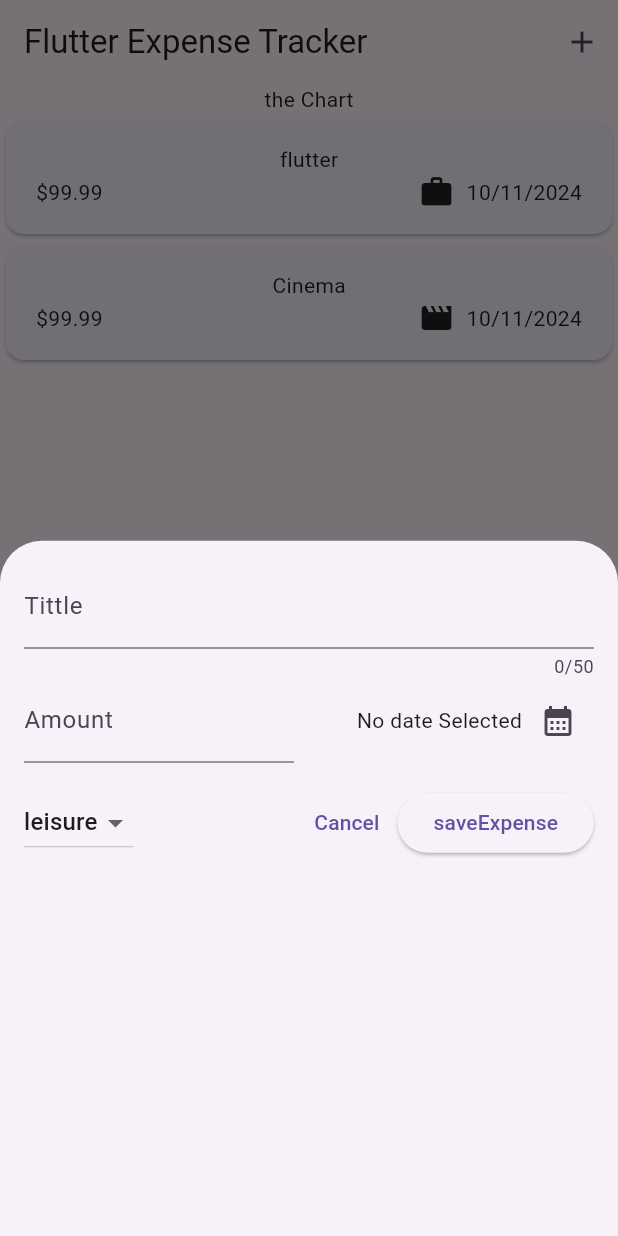
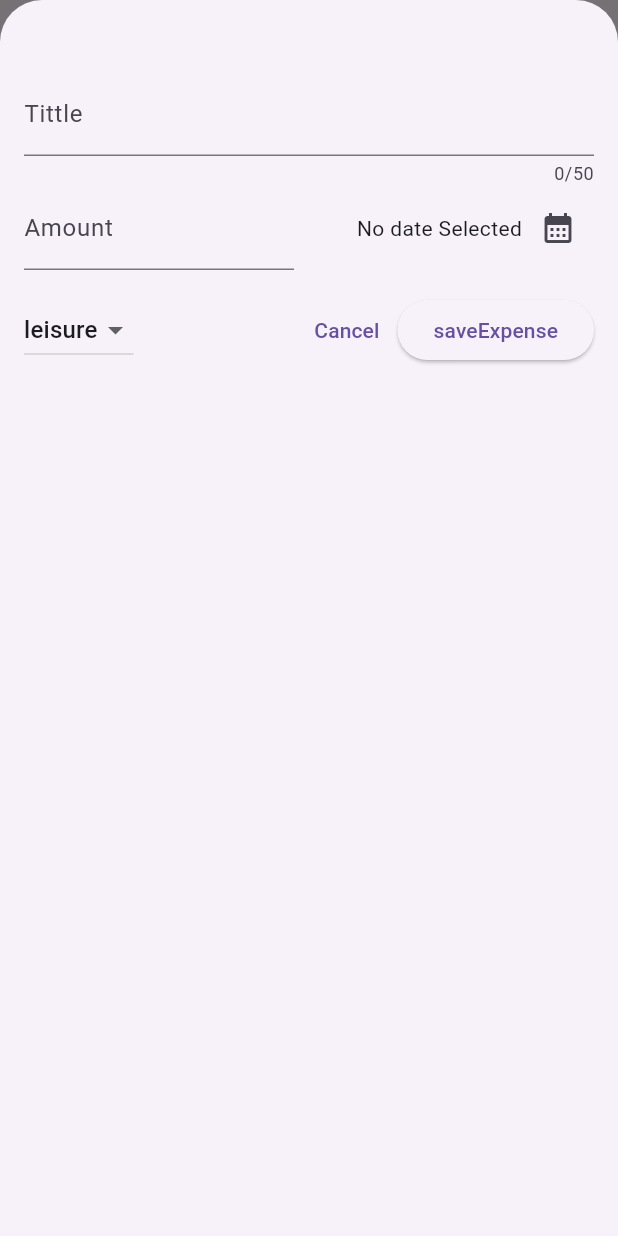
Before and after one commit to rituraj0506/ExpenseTrackerApp, a Flutter app: the screen it shows after launch, after a tap on the "add" icon, on a phone screen of 412 x 824 dp. Run offline on Flutter 3.47's test engine with Material 3 defaults, Android fonts, the phone set to English and light mode, and no system bars.

```diff
--- a/lib/widgets/expenses_list/expenses.dart
+++ b/lib/widgets/expenses_list/expenses.dart
@@ -25,6 +25,7 @@ class _ExpensesState extends State<Expenses> {
   ];
   void _openAddExpenseOverlay() {
     showModalBottomSheet(
+      isScrollControlled: true,
       context: context,
       builder: (ctx) => NewExpense(
         onAddExpense: _addExpense,
@@ -38,8 +39,42 @@ class _ExpensesState extends State<Expenses> {
     });
   }
 
+// for undo button
+  void _removeExpenses(Expense expense) {
+    final expenseIndex = _registeredExpenses.indexOf(expense);
+    setState(() {
+      _registeredExpenses.remove(expense);
+    });
+    ScaffoldMessenger.of(context).clearSnackBars();
+    ScaffoldMessenger.of(context).showSnackBar(
+      SnackBar(
+        duration: const Duration(seconds: 3),
+        content: const Text('Expense deleted'),
+        action: SnackBarAction(
+          label: 'Undo',
+          onPressed: () {
+            setState(() {
+              _registeredExpenses.insert(expenseIndex, expense);
+            });
+          },
+        ),
+      ),
+    );
+  }
+
   @override
   Widget build(BuildContext context) {
+    Widget maincontent = Center(
+      child: Text('No Widget Found Start Adding some'),
+    );
+
+    if (_registeredExpenses.isNotEmpty) {
+      maincontent = ExpensesList(
+        expenses: _registeredExpenses,
+        onRemoveExpenses: _removeExpenses,
+      );
+    }
+
     return Scaffold(
       appBar: AppBar(
         title: Text('Flutter Expense Tracker '),
@@ -53,7 +88,9 @@ class _ExpensesState extends State<Expenses> {
       body: Column(
         children: [
           Text("the Chart"),
-          Expanded(child: ExpensesList(expenses: _registeredExpenses)),
+          Expanded(
+            child: maincontent,
+          ),
         ],
       ),
     );
--- a/lib/widgets/expenses_list/expenses_list.dart
+++ b/lib/widgets/expenses_list/expenses_list.dart
@@ -3,13 +3,21 @@ import 'package:expensetracker/widgets/expenses_list/expense_item.dart';
 import 'package:flutter/material.dart';
 
 class ExpensesList extends StatelessWidget {
-  const ExpensesList({super.key, required this.expenses});
+  ExpensesList(
+      {super.key, required this.expenses, required this.onRemoveExpenses});
   final List<Expense> expenses;
+  final void Function(Expense expense) onRemoveExpenses;
   @override
   Widget build(BuildContext context) {
     return ListView.builder(
       itemCount: expenses.length,
-      itemBuilder: (ctx, index) => ExpenseItem(expenses[index]),
+      itemBuilder: (ctx, index) => Dismissible(
+        key: ValueKey(expenses[index]),
+        onDismissed: (direction) {
+          onRemoveExpenses(expenses[index]);
+        },
+        child: ExpenseItem(expenses[index]),
+      ),
     );
   }
 }
--- a/lib/widgets/expenses_list/new_expense.dart
+++ b/lib/widgets/expenses_list/new_expense.dart
@@ -1,4 +1,6 @@
 // ignore_for_file: prefer_const_constructors, prefer_const_literals_to_create_immutables
+
+
 
 import 'package:expensetracker/models/expense.dart';
 import 'package:flutter/material.dart';
@@ -29,27 +31,11 @@ class _NewExpenseState extends State<NewExpense> {
         firstDate: firstDate,
         lastDate: now);
 
-    setState(() {
-      _selectedDate = pickedDate;
-    });
-    // if (pickedDate != null) {
-    //   setState(() {
-    //     _selectedDate = pickedDate;
-    //     // Format the date and set it in the date controller
-    //     _datecontroller.text =
-    //         "${_selectedDate!.day}/${_selectedDate!.month}/${_selectedDate!.year}";
-    //   });
-    // }
-
-    //  Expanded(
-    //                   child: TextField(
-    //                     controller: _datecontroller, // Attach the controller
-    //                     decoration: InputDecoration(
-    //                       hintText: 'Select a date',
-    //                     ),
-    //                     readOnly: true, // Makes the field non-editable
-    //                   ),
-    //                 ),
+    setState(
+      () {
+        _selectedDate = pickedDate;
+      },
+    );
   }
 
   void _submitexpensedata() {
@@ -82,6 +68,7 @@ class _NewExpenseState extends State<NewExpense> {
           date: _selectedDate!,
           category: _selectedCategory),
     );
+    Navigator.pop(context);
   }
 
   @override
@@ -95,7 +82,7 @@ class _NewExpenseState extends State<NewExpense> {
   @override
   Widget build(BuildContext context) {
     return Padding(
-      padding: const EdgeInsets.all(16.0),
+      padding: const EdgeInsets.fromLTRB(16.0, 48, 16, 16),
       child: Column(
         children: [
           TextField(
```
